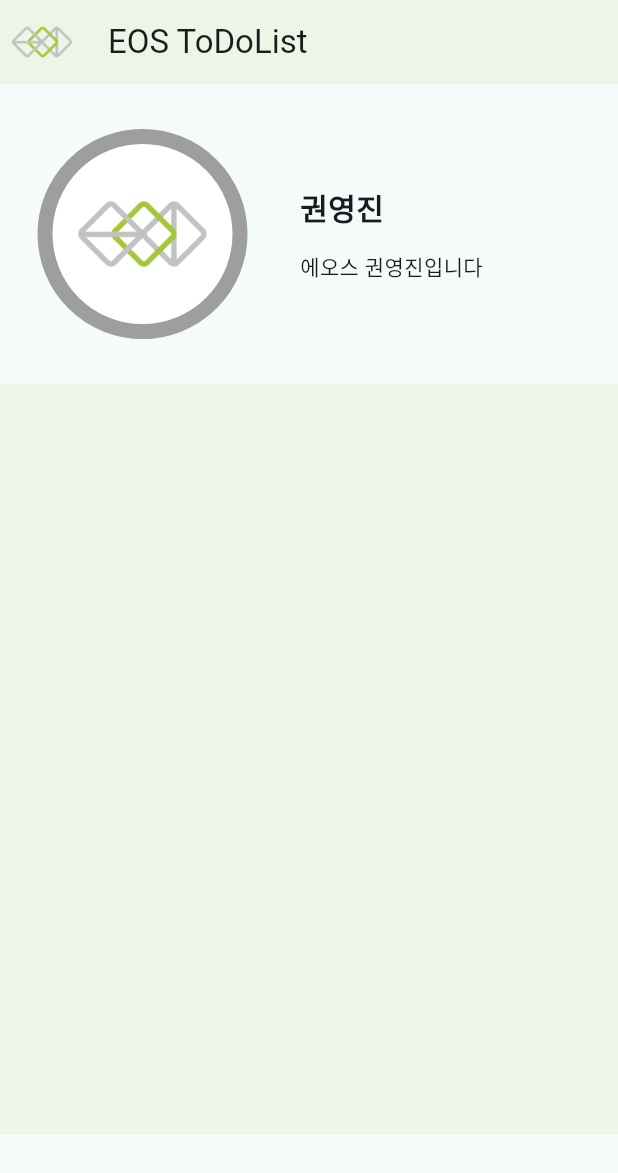
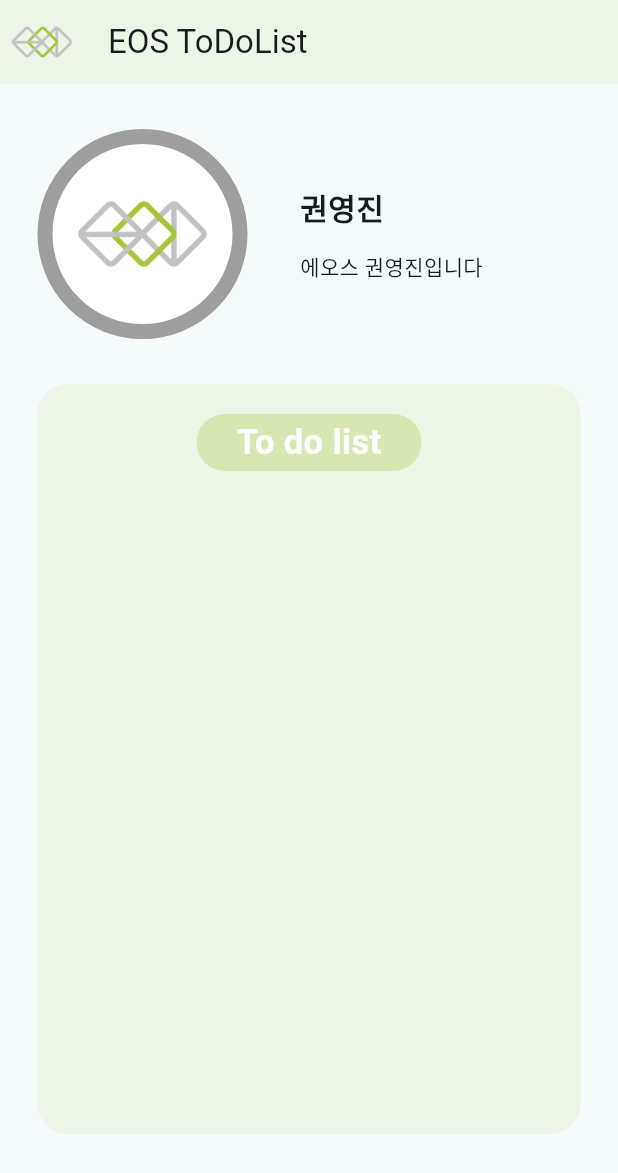
Before and after one commit to kwon120/Eos2_1, a Flutter app: the screen it shows after launch, on a phone screen of 412 x 824 dp. Shown: the top 1173 px of the screen. Run offline on Flutter 3.47's test engine with Material 3 defaults, Android fonts, the phone set to English and light mode, and no system bars; Roboto replaces fonts that are missing (Pretendard).

```diff
--- a/lib/main.dart
+++ b/lib/main.dart
@@ -1,3 +1,4 @@
+import 'package:eos_todolist/screens/home_screen.dart';
 import 'package:flutter/material.dart';
 
 void main() {
@@ -16,81 +17,7 @@ class MyApp extends StatelessWidget {
         fontFamily: 'Pretendard',
         useMaterial3: true,
       ),
-      home: const MyHomePage(title: '권영진 Home Page'),
+      home: HomeScreen(),
     );
   }
 }
-
-class MyHomePage extends StatefulWidget {
-  const MyHomePage({super.key, required this.title});
-
-  final String title;
-
-  @override
-  State<MyHomePage> createState() => _MyHomePageState();
-}
-
-class _MyHomePageState extends State<MyHomePage> {
-  int _counter = 0;
-
-  void _incrementCounter() {
-    setState(() {
-      _counter++;
-    });
-  }
-
-  @override
-  Widget build(BuildContext context) {
-    return Scaffold(
-      appBar: AppBar(
-        backgroundColor: Color(0xFFA4C639).withOpacity(0.1),
-        title: Text('EOS ToDoList'),
-        leading: Image.asset('assets/images/eos_logo.png.png'),
-      ),
-      body: Column(
-        children: [
-          Container(
-            height: 200,
-            padding: EdgeInsets.all(25),
-            child: Row(
-              children: [
-                Container(
-                  width: 140,
-                  height: 140,
-                  decoration: BoxDecoration(
-                    color: Colors.white,
-                    borderRadius: BorderRadius.circular(70),
-                    border:Border.all(width: 10,color: Colors.grey),
-                  ),
-                  child: Center(
-                    child:
-                      Image.asset('assets/images/eos_logo.png.png')
-                  ),
-                ),
-                SizedBox(
-                  width: 35,
-                ),
-                Expanded(
-                  child: Column(
-                    crossAxisAlignment: CrossAxisAlignment.start,
-                    mainAxisAlignment: MainAxisAlignment.center,
-                    children: [
-                      Text(
-                        '권영진',
-                        style: TextStyle(
-                          fontSize: 20,
-                          fontWeight: FontWeight.bold,
-                        ),
-                      ),
-                      SizedBox(height: 15),
-                      Text('에오스 권영진입니다'),
-                    ])),
-              ])),
-          Container(
-            height: 500,
-            color: Color(0xFFA4C639).withOpacity(0.1),
-          )
-        ],
-      ));
-  }
-}
--- /dev/null
+++ b/lib/screens/home_screen.dart
@@ -0,0 +1,96 @@
+import 'package:flutter/material.dart';
+
+class HomeScreen extends StatefulWidget {
+  const HomeScreen({Key? key}) : super(key: key);
+
+  @override
+  State<HomeScreen> createState() => _HomeScreenState();
+}
+
+class _HomeScreenState extends State<HomeScreen> {
+  List toDoLists = [];
+  @override
+  Widget build(BuildContext context) {
+    return Scaffold(
+        appBar: AppBar(
+          backgroundColor: Color(0xFFA4C639).withOpacity(0.1),
+          title: Text('EOS ToDoList'),
+          leading: Image.asset('assets/images/eos_logo.png.png'),
+        ),
+        body: Column(
+          children: [
+            Container(
+                height: 200,
+                padding: EdgeInsets.all(25),
+                child: Row(children: [
+                  Container(
+                    width: 140,
+                    height: 140,
+                    decoration: BoxDecoration(
+                      color: Colors.white,
+                      borderRadius: BorderRadius.circular(70),
+                      border: Border.all(width: 10, color: Colors.grey),
+                    ),
+                    child: Center(
+                        child: Image.asset('assets/images/eos_logo.png.png')),
+                  ),
+                  SizedBox(
+                    width: 35,
+                  ),
+                  Expanded(
+                      child: Column(
+                          crossAxisAlignment: CrossAxisAlignment.start,
+                          mainAxisAlignment: MainAxisAlignment.center,
+                          children: [
+                        Text(
+                          '권영진',
+                          style: TextStyle(
+                            fontSize: 20,
+                            fontWeight: FontWeight.bold,
+                          ),
+                        ),
+                        SizedBox(height: 15),
+                        Text('에오스 권영진입니다'),
+                      ])),
+                ])),
+            Stack(
+              children: [
+                Padding(
+                  padding: EdgeInsets.symmetric(horizontal: 25),
+                  child: Container(
+                    width: MediaQuery.of(context).size.width,
+                    height: 500,
+                    decoration: BoxDecoration(
+                      color: Color(0xFFA4C639).withOpacity(0.1),
+                      borderRadius: BorderRadius.circular(20),
+                    ),
+                  ),
+                ),
+                Positioned(
+                  top: 20,
+                  left: MediaQuery.of(context).size.width / 2 - 75,
+                  child: Container(
+                    width: 150,
+                    height: 38,
+                    decoration: BoxDecoration(
+                      color: Color(0xFFA4C639).withOpacity(0.3),
+                      borderRadius: BorderRadius.circular(30),
+                    ),
+                    child: Center(
+                      child: Text(
+                        "To do list",
+                        style: TextStyle(
+                          color: Colors.white,
+                          fontSize: 23,
+                          fontWeight: FontWeight.w600,
+                        ),
+                      ),
+                    ),
+                  ),
+                )
+              ],
+            )
+          ],
+        ));
+  }
+}
```
